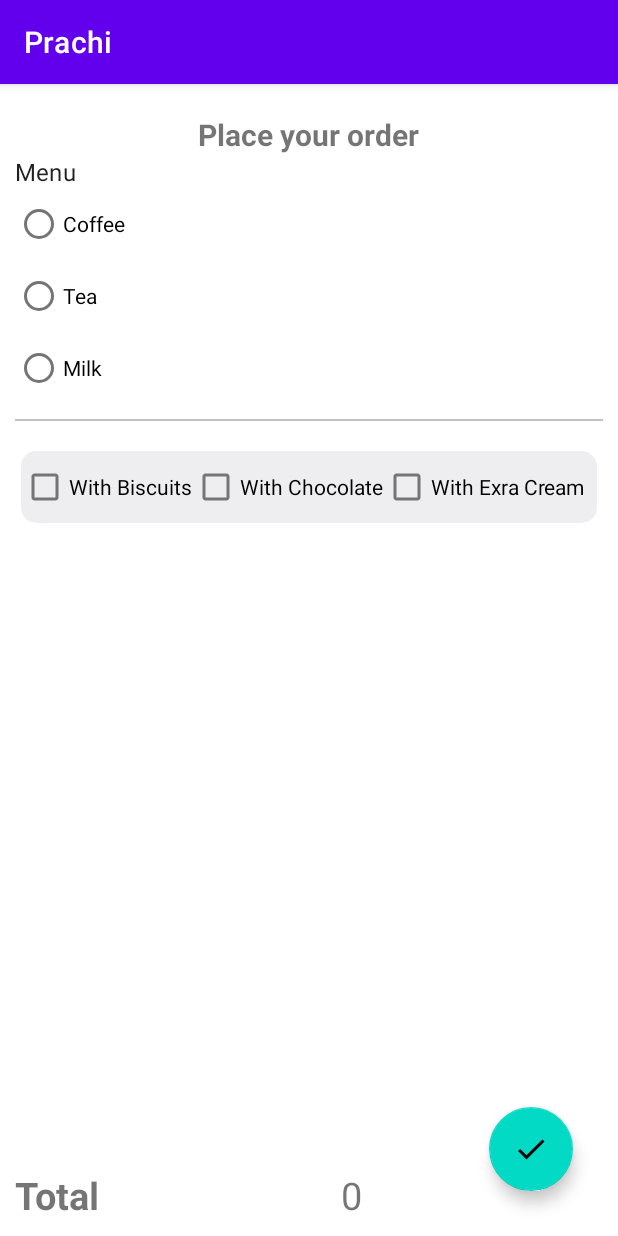
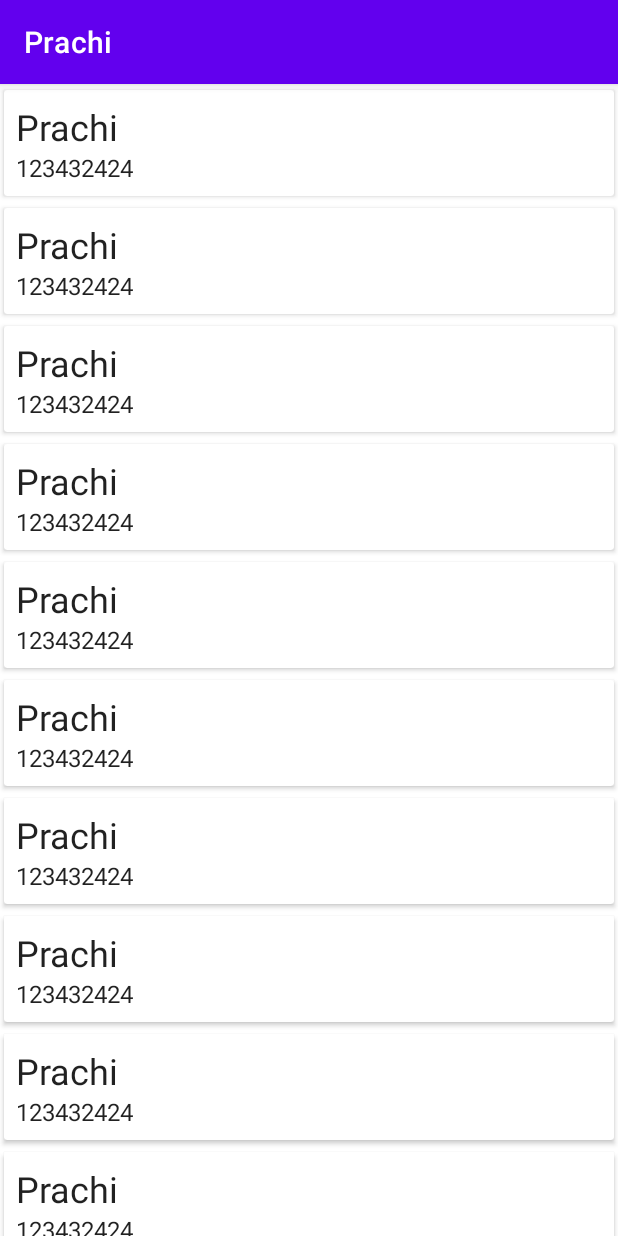
Before and after one commit to gauravdahale/Prachi, an Android app: the screen it shows after launch (OrderActivity before the commit, ContactsActivity after it), on a phone screen of 412 x 824 dp. Run offline under Robolectric (Android 15) with nearby library versions, the phone set to English and light mode, and no system bars.

Commit message:
RecyclerView Added

```diff
--- a/app/src/main/AndroidManifest.xml
+++ b/app/src/main/AndroidManifest.xml
@@ -12,6 +12,18 @@
         android:supportsRtl="true"
         android:theme="@style/Theme.Prachi"
         tools:targetApi="31">
+        <activity
+            android:name=".ContactsActivity"
+            android:exported="true">
+            <intent-filter>
+                <action android:name="android.intent.action.MAIN" />
+
+                <category android:name="android.intent.category.LAUNCHER" />
+            </intent-filter>
+            <meta-data
+                android:name="android.app.lib_name"
+                android:value="" />
+        </activity>
         <activity
             android:name=".OrderConfirmActivity"
             android:exported="false">
@@ -29,11 +41,7 @@
         <activity
             android:name=".MainActivity"
             android:exported="true">
-            <intent-filter>
-                <action android:name="android.intent.action.MAIN" />
 
-                <category android:name="android.intent.category.LAUNCHER" />
-            </intent-filter>
 
             <meta-data
                 android:name="android.app.lib_name"
--- /dev/null
+++ b/app/src/main/java/com/gtech/prachi/ContactsActivity.kt
@@ -0,0 +1,54 @@
+package com.gtech.prachi
+
+import androidx.appcompat.app.AppCompatActivity
+import android.os.Bundle
+import android.widget.Toast
+import androidx.recyclerview.widget.LinearLayoutManager
+import androidx.recyclerview.widget.RecyclerView
+
+class Contact {
+    var name: String? = null
+    var number: String? = null
+
+    constructor(inputName: String, inputNumber: String) {
+        this.name = inputName
+        this.number = inputNumber
+    }
+}
+
+class ContactsActivity : AppCompatActivity() {
+
+    lateinit var mRecyclerView: RecyclerView
+    val mList = ArrayList<Contact>()
+    lateinit var mContactsAdapter: ContactsAdapter
+
+    override fun onCreate(savedInstanceState: Bundle?) {
+        super.onCreate(savedInstanceState)
+        setContentView(R.layout.activity_contacts)
+//        var Prachi2 = Contact()
+//Prachi2.name     ="Prachi"
+//Prachi2.number     ="32432432"
+        val Prachi = Contact("Prachi", "123432424")
+        mList.add(Prachi)
+        mList.add(Prachi)
+        mList.add(Prachi)
+        mList.add(Prachi)
+        mList.add(Prachi)
+        mList.add(Prachi)
+        mList.add(Prachi)
+        mList.add(Prachi)
+        mList.add(Prachi)
+        mList.add(Prachi)
+        mList.add(Prachi)
+        mList.add(Prachi)
+
+
+
+
+        mRecyclerView = findViewById(R.id.recyclerview)
+        Toast.makeText(this, "${mList.size}", Toast.LENGTH_SHORT).show()
+        mContactsAdapter = ContactsAdapter(mList)
+        mRecyclerView.layoutManager = LinearLayoutManager(this)
+        mRecyclerView.adapter = mContactsAdapter
+    }
+}
--- /dev/null
+++ b/app/src/main/java/com/gtech/prachi/ContactsAdapter.kt
@@ -0,0 +1,86 @@
+package com.gtech.prachi
+
+import android.view.LayoutInflater
+import android.view.View
+import android.view.ViewGroup
+import android.widget.TextView
+import androidx.recyclerview.widget.RecyclerView
+import org.w3c.dom.Text
+
+class ContactsAdapter(val mList: ArrayList<Contact>) :
+    RecyclerView.Adapter<ContactsAdapter.ContactsHolder>() {
+
+
+    class ContactsHolder(view: View) : RecyclerView.ViewHolder(view) {
+        val title = view.findViewById<TextView>(R.id.name)
+        val number = view.findViewById<TextView>(R.id.number)
+
+    }
+
+    /**
+     * Called when RecyclerView needs a new [ViewHolder] of the given type to represent
+     * an item.
+     *
+     *
+     * This new ViewHolder should be constructed with a new View that can represent the items
+     * of the given type. You can either create a new View manually or inflate it from an XML
+     * layout file.
+     *
+     *
+     * The new ViewHolder will be used to display items of the adapter using
+     * [.onBindViewHolder]. Since it will be re-used to display
+     * different items in the data set, it is a good idea to cache references to sub views of
+     * the View to avoid unnecessary [View.findViewById] calls.
+     *
+     * @param parent The ViewGroup into which the new View will be added after it is bound to
+     * an adapter position.
+     * @param viewType The view type of the new View.
+     *
+     * @return A new ViewHolder that holds a View of the given view type.
+     * @see .getItemViewType
+     * @see .onBindViewHolder
+     */
+    override fun onCreateViewHolder(parent: ViewGroup, viewType: Int): ContactsHolder {
+        val view =
+            LayoutInflater.from(parent.context).inflate(R.layout.item_contacts, parent, false)
+        return ContactsHolder(view)
+    }
+
+    /**
+     * Called by RecyclerView to display the data at the specified position. This method should
+     * update the contents of the [ViewHolder.itemView] to reflect the item at the given
+     * position.
+     *
+     *
+     * Note that unlike [android.widget.ListView], RecyclerView will not call this method
+     * again if the position of the item changes in the data set unless the item itself is
+     * invalidated or the new position cannot be determined. For this reason, you should only
+     * use the `position` parameter while acquiring the related data item inside
+     * this method and should not keep a copy of it. If you need the position of an item later
+     * on (e.g. in a click listener), use [ViewHolder.getAdapterPosition] which will
+     * have the updated adapter position.
+     *
+     * Override [.onBindViewHolder] instead if Adapter can
+     * handle efficient partial bind.
+     *
+     * @param holder The ViewHolder which should be updated to represent the contents of the
+     * item at the given position in the data set.
+     * @param position The position of the item within the adapter's data set.
+     */
+    override fun onBindViewHolder(holder: ContactsHolder, position: Int) {
+        val contact = mList[position]
+        holder.title.text = contact.name
+        holder.number.text = contact.number
+    }
+
+    /**
+     * Returns the total number of items in the data set held by the adapter.
+     *
+     * @return The total number of items in this adapter.
+     */
+    override fun getItemCount(): Int {
+        return mList.size
+    }
+
+
+}
--- a/app/src/main/java/com/gtech/prachi/MainActivity.kt
+++ b/app/src/main/java/com/gtech/prachi/MainActivity.kt
@@ -13,7 +13,7 @@ class MainActivity : AppCompatActivity() {
     override fun onCreate(savedInstanceState: Bundle?) {
         super.onCreate(savedInstanceState)
         setContentView(R.layout.activity_main)
-submitButton=findViewById(R.id.submitBtn)
+        submitButton=findViewById(R.id.submitBtn)
 
         val intent = Intent(this,OrderActivity::class.java)
         startActivity(intent)
@@ -25,12 +25,4 @@ startActivity(intent)
 
     }
 
-    override fun onDestroy() {
-        super.onDestroy()
-    }
-
-    override fun onPause() {
-        super.onPause()
-    }
-
 }
--- /dev/null
+++ b/app/src/main/res/layout/activity_contacts.xml
@@ -0,0 +1,16 @@
+<?xml version="1.0" encoding="utf-8"?>
+<LinearLayout xmlns:android="http://schemas.android.com/apk/res/android"
+    xmlns:app="http://schemas.android.com/apk/res-auto"
+    xmlns:tools="http://schemas.android.com/tools"
+    android:layout_width="match_parent"
+    android:layout_height="match_parent"
+    android:orientation="vertical"
+    tools:context=".ContactsActivity">
+
+    <androidx.recyclerview.widget.RecyclerView
+        android:id="@+id/recyclerview"
+        android:layout_width="match_parent"
+        android:layout_height="match_parent" />
+
+
+</LinearLayout>
--- /dev/null
+++ b/app/src/main/res/layout/item_contacts.xml
@@ -0,0 +1,30 @@
+<?xml version="1.0" encoding="utf-8"?>
+<androidx.cardview.widget.CardView xmlns:android="http://schemas.android.com/apk/res/android"
+    android:layout_width="match_parent"
+    xmlns:app="http://schemas.android.com/apk/res-auto"
+    app:cardUseCompatPadding="true"
+    android:orientation="vertical"
+    android:layout_height="wrap_content">
+
+    <LinearLayout
+        android:padding="8dp"
+        android:layout_width="match_parent"
+        android:layout_height="wrap_content"
+        android:orientation="vertical">
+<TextView
+    android:layout_width="match_parent"
+    android:layout_height="wrap_content"
+
+    style="@style/TextAppearance.AppCompat.Headline"
+    android:text="Name"
+    android:id="@+id/name"/>
+        <TextView
+            android:layout_width="match_parent"
+            android:layout_height="wrap_content"
+
+
+            style="@style/TextAppearance.AppCompat.SearchResult.Subtitle"
+            android:text="Number"
+            android:id="@+id/number"/>
+    </LinearLayout>
+</androidx.cardview.widget.CardView>
```
